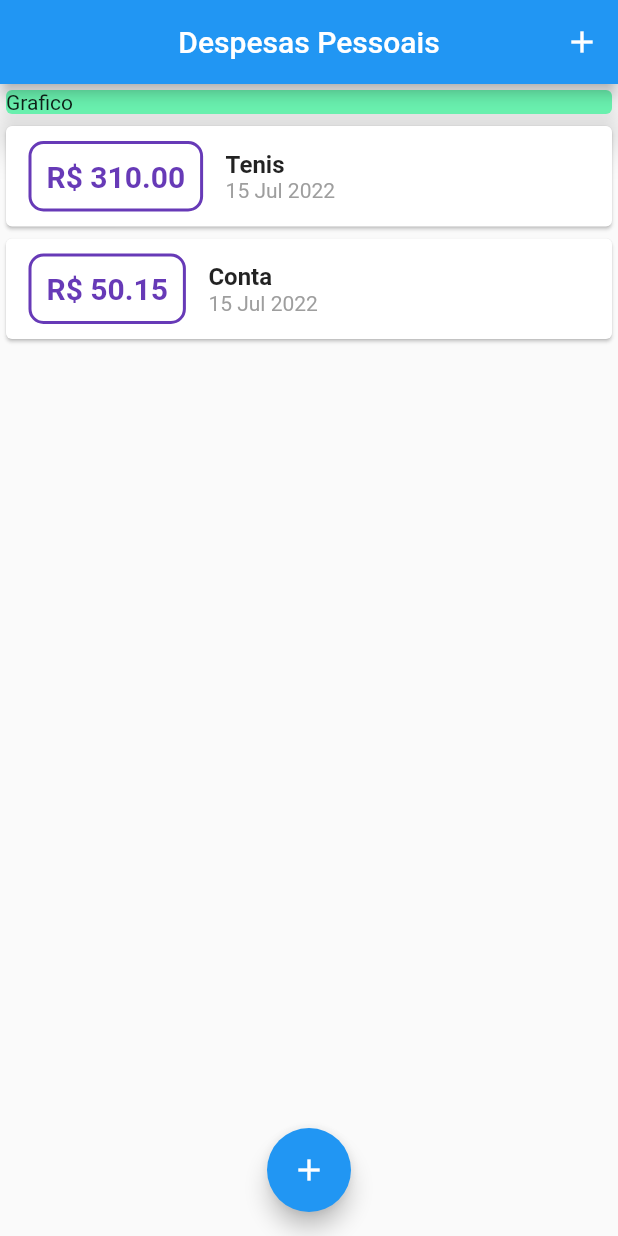
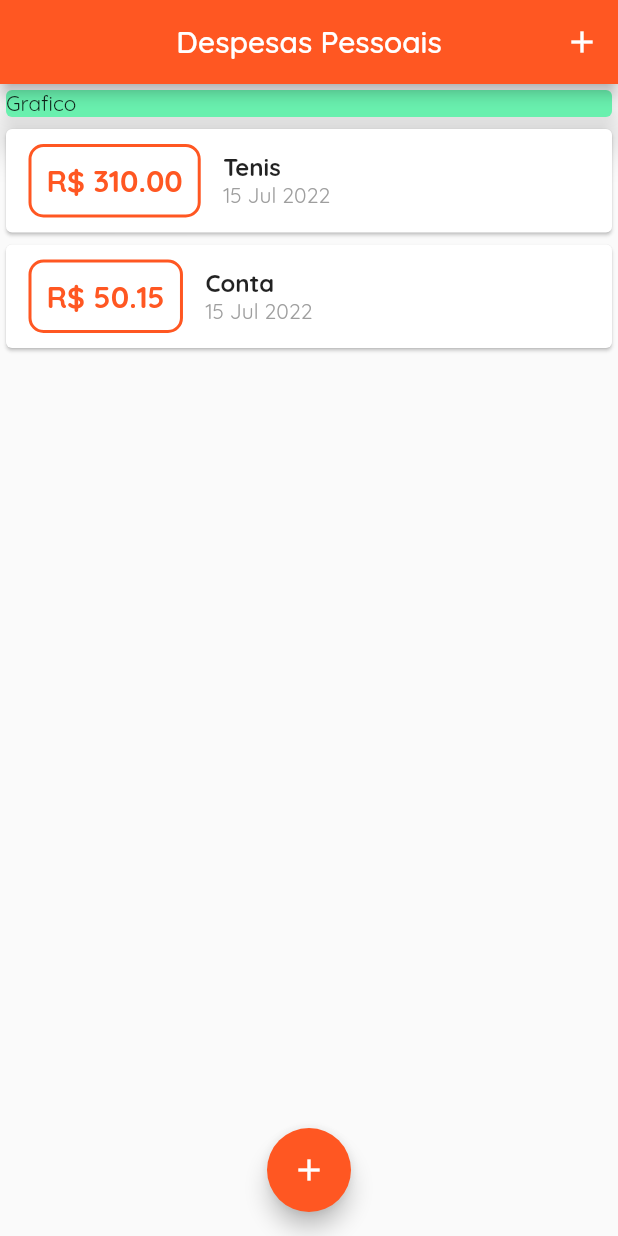
Before and after one commit to miradouro/despesas_pessoais_FLUTTER, a Flutter app: the screen it shows after launch, on a phone screen of 412 x 824 dp. Run offline on Flutter 3.47's test engine with Material 2 defaults, Android fonts, the phone set to English and light mode, and no system bars.

Commit message:
fifth commit

```diff
--- a/lib/components/transaction_list.dart
+++ b/lib/components/transaction_list.dart
@@ -26,7 +26,7 @@ class TransactionList extends StatelessWidget {
                   decoration: BoxDecoration(
                     borderRadius: BorderRadius.circular(10),
                     border: Border.all(
-                      color: Colors.deepPurple,
+                      color: Theme.of(context).primaryColor,
                       width: 2,
                     ),
                   ),
@@ -35,7 +35,7 @@ class TransactionList extends StatelessWidget {
                     style: TextStyle(
                       fontWeight: FontWeight.bold,
                       fontSize: 20,
-                      color: Colors.deepPurple,
+                      color: Theme.of(context).primaryColor,
                     ),
                   ),
                 ),
--- a/lib/main.dart
+++ b/lib/main.dart
@@ -14,32 +14,33 @@ class ExpensesApp extends StatelessWidget {
     return MaterialApp(
       debugShowCheckedModeBanner: false,
       home: MyHomePage(),
+      theme: ThemeData(
+        primarySwatch: Colors.deepOrange,
+        // accentColor: Colors.amber,
+        fontFamily: 'Quicksand',
+      ),
     );
   }
 }
 
 class MyHomePage extends StatefulWidget {
-
   @override
   State<MyHomePage> createState() => _MyHomePageState();
 }
 
 class _MyHomePageState extends State<MyHomePage> {
-
-
   final _transactions = [
     Transaction(id: "t1", title: "Tenis", value: 310, date: DateTime.now()),
     Transaction(id: "t2", title: "Conta", value: 50.15, date: DateTime.now()),
   ];
 
-  _addTransaction(String title, double value){
+  _addTransaction(String title, double value) {
     final newTransaction = Transaction(
         id: Random().nextDouble().toString(),
         title: title,
         value: value,
-        date: DateTime.now()
-    );
-    setState((){
+        date: DateTime.now());
+    setState(() {
       _transactions.add(newTransaction);
     });
     Navigator.of(context).pop();
@@ -47,10 +48,10 @@ class _MyHomePageState extends State<MyHomePage> {
 
   _openTransactionFormModal(BuildContext context) {
     showModalBottomSheet(
-      context: context,
-      builder: (_) {
-        return TransactionForm(_addTransaction);
-      });
+        context: context,
+        builder: (_) {
+          return TransactionForm(_addTransaction);
+        });
   }
 
   @override
```
Also changed, not shown: pubspec.yaml (+11 -6 lines), assets/fonts/OpenSans-Bold.ttf (added), assets/fonts/OpenSans-Regular.ttf (added), assets/fonts/Quicksand-Bold.ttf (added), assets/fonts/Quicksand-Light.ttf (added), assets/fonts/Quicksand-Medium.ttf (added), assets/fonts/Quicksand-Regular.ttf (added).
